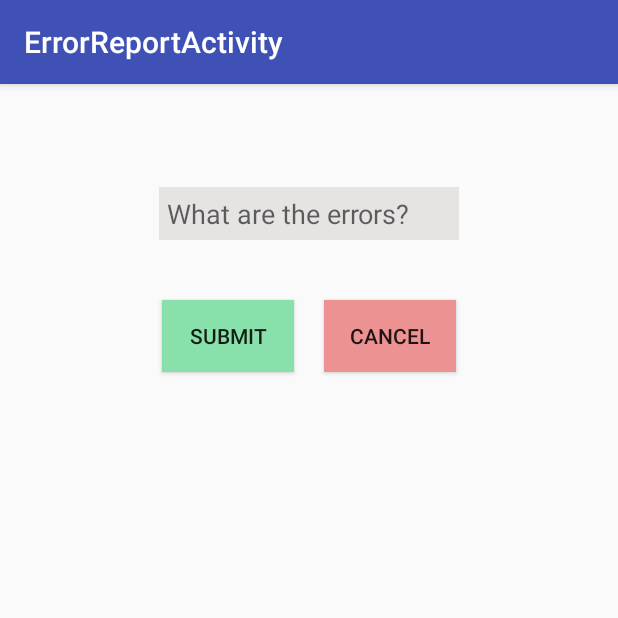
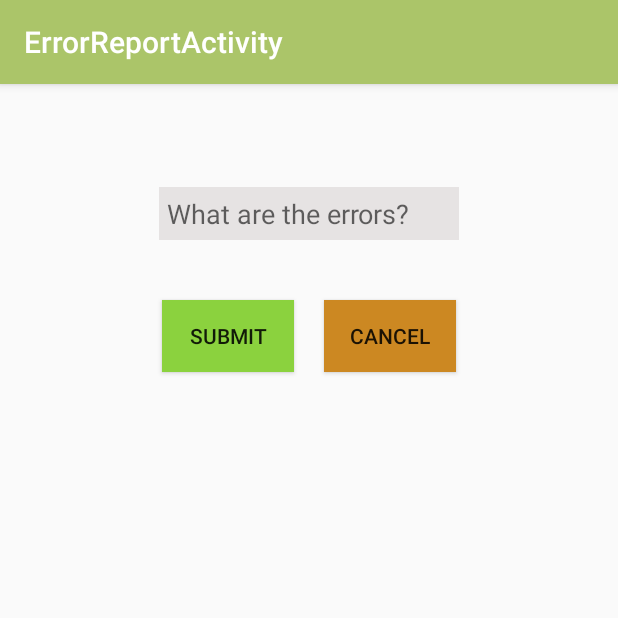
Before and after one commit to jean-lucas/AniFind, an Android app: the ErrorReportActivity screen opened directly, with no data from a screen before it, on a phone screen of 412 x 824 dp, the top half of it. Run offline under Robolectric (Android 15) with nearby library versions, the phone set to English and light mode, and no system bars; 2 statements that could not run were skipped.

Commit message:
Updated Colours for more appealing look.

```diff
--- a/app/src/main/res/layout/activity_animal_facts.xml
+++ b/app/src/main/res/layout/activity_animal_facts.xml
@@ -16,9 +16,9 @@
             android:id="@+id/toolbar"
             android:layout_width="match_parent"
             android:layout_height="?attr/actionBarSize"
-            android:background="?attr/colorPrimary"
+            android:background="#bfcfec50"
             app:popupTheme="@style/AppTheme.PopupOverlay" />
-
+        <!--android:background="?attr/colorPrimary"-->
     </android.support.design.widget.AppBarLayout>
 
     <include layout="@layout/content_animal_facts" />
--- a/app/src/main/res/layout/activity_audio2.xml
+++ b/app/src/main/res/layout/activity_audio2.xml
@@ -16,9 +16,9 @@
             android:id="@+id/toolbar"
             android:layout_width="match_parent"
             android:layout_height="?attr/actionBarSize"
-            android:background="?attr/colorPrimary"
+            android:background="#bfcfec50"
             app:popupTheme="@style/AppTheme.PopupOverlay" />
-
+        <!--android:background="?attr/colorPrimary"-->
     </android.support.design.widget.AppBarLayout>
 
     <include layout="@layout/content_audio2" />
--- a/app/src/main/res/layout/activity_error_report.xml
+++ b/app/src/main/res/layout/activity_error_report.xml
@@ -16,9 +16,9 @@
             android:id="@+id/toolbar"
             android:layout_width="match_parent"
             android:layout_height="?attr/actionBarSize"
-            android:background="?attr/colorPrimary"
+            android:background="#bfcfec50"
             app:popupTheme="@style/AppTheme.PopupOverlay" />
-
+        <!--android:background="?attr/colorPrimary"-->
     </android.support.design.widget.AppBarLayout>
 
     <include layout="@layout/content_error_report" />
--- a/app/src/main/res/layout/activity_gui_controller.xml
+++ b/app/src/main/res/layout/activity_gui_controller.xml
@@ -16,9 +16,9 @@
             android:id="@+id/toolbar"
             android:layout_width="match_parent"
             android:layout_height="?attr/actionBarSize"
-            android:background="?attr/colorPrimary"
+            android:background="#bfcfec50"
             app:popupTheme="@style/AppTheme.PopupOverlay" />
-
+        <!--android:background="?attr/colorPrimary"-->
     </android.support.design.widget.AppBarLayout>
 
     <include layout="@layout/content_gui_controller" />
--- a/app/src/main/res/layout/activity_home2.xml
+++ b/app/src/main/res/layout/activity_home2.xml
@@ -17,9 +17,10 @@
             android:id="@+id/toolbar"
             android:layout_width="match_parent"
             android:layout_height="?attr/actionBarSize"
-            android:background="?attr/colorPrimary"
+
+            android:background="#bfcfec50"
             app:popupTheme="@style/AppTheme.PopupOverlay" />
-
+        <!--android:background="?attr/colorPrimary"-->
     </android.support.design.widget.AppBarLayout>
 
     <include layout="@layout/content_home2" />
--- a/app/src/main/res/layout/activity_question2.xml
+++ b/app/src/main/res/layout/activity_question2.xml
@@ -16,9 +16,9 @@
             android:id="@+id/toolbar"
             android:layout_width="match_parent"
             android:layout_height="?attr/actionBarSize"
-            android:background="?attr/colorPrimary"
+            android:background="#bfcfec50"
             app:popupTheme="@style/AppTheme.PopupOverlay" />
-
+        <!--android:background="?attr/colorPrimary"-->
     </android.support.design.widget.AppBarLayout>
 
     <include layout="@layout/content_question2" />
--- a/app/src/main/res/layout/activity_result_2.xml
+++ b/app/src/main/res/layout/activity_result_2.xml
@@ -16,9 +16,9 @@
             android:id="@+id/toolbar"
             android:layout_width="match_parent"
             android:layout_height="?attr/actionBarSize"
-            android:background="?attr/colorPrimary"
+            android:background="#bfcfec50"
             app:popupTheme="@style/AppTheme.PopupOverlay" />
-
+        <!--android:background="?attr/colorPrimary"-->
     </android.support.design.widget.AppBarLayout>
 
     <include layout="@layout/content_result_2" />
--- a/app/src/main/res/layout/content_animal_facts.xml
+++ b/app/src/main/res/layout/content_animal_facts.xml
@@ -21,7 +21,7 @@
         android:layout_height="wrap_content"
         android:id="@+id/animal_name"
         android:textSize="20sp"
-        android:textColor="#779bff"
+        android:textColor="#b5102785"
         android:textStyle="bold"
         android:paddingBottom="10dp"
         android:paddingTop="15dp" />
--- a/app/src/main/res/layout/content_error_report.xml
+++ b/app/src/main/res/layout/content_error_report.xml
@@ -21,7 +21,7 @@
         android:layout_height="wrap_content"
         android:id="@+id/animalReport_name"
         android:textSize="20sp"
-        android:textColor="#779bff"
+        android:textColor="#be0a1f74"
         android:textStyle="bold"
         android:paddingBottom="10dp"
         android:paddingTop="15dp"/>
@@ -52,7 +52,7 @@
             android:id="@+id/animalReport_submitBtn"
             android:text="Submit"
             android:onClick="submitError"
-            android:background="#88e1aa"
+            android:background="#8bd23e"
             android:padding="5dp"
             android:layout_margin="10dp"/>
 
@@ -62,7 +62,7 @@
             android:text="Cancel"
             android:id="@+id/animalReport_canceltBtn"
             android:onClick="cancelErrorSubmission"
-            android:background="#ec9292"
+            android:background="#cc8822"
             android:padding="5dp"
             android:layout_margin="10dp"/>
 
--- a/app/src/main/res/layout/content_home2.xml
+++ b/app/src/main/res/layout/content_home2.xml
@@ -24,7 +24,7 @@
         android:text="AniFind"
         android:textSize="40sp"
         android:paddingTop="30dp"
-        android:textColor="#f39595"
+        android:textColor="#be0a1f74"
         android:typeface="normal"
         style="@style/Base.TextAppearance.AppCompat.Title" />
 
--- a/app/src/main/res/layout/content_question2.xml
+++ b/app/src/main/res/layout/content_question2.xml
@@ -22,7 +22,7 @@
         android:text="test"
         android:textSize="20sp"
         android:id="@+id/question_title"
-        android:textColor="#f39595" />
+        android:textColor="#be0a1f74" />
 
 
     <TextView
--- a/app/src/main/res/layout/content_result_2.xml
+++ b/app/src/main/res/layout/content_result_2.xml
@@ -20,7 +20,7 @@
         android:text="Results"
         android:textSize="20sp"
         android:id="@+id/resultViewTitle"
-        android:textColor="#f39595" />
+        android:textColor="#be0a1f74" />
 
 
     <LinearLayout
```
